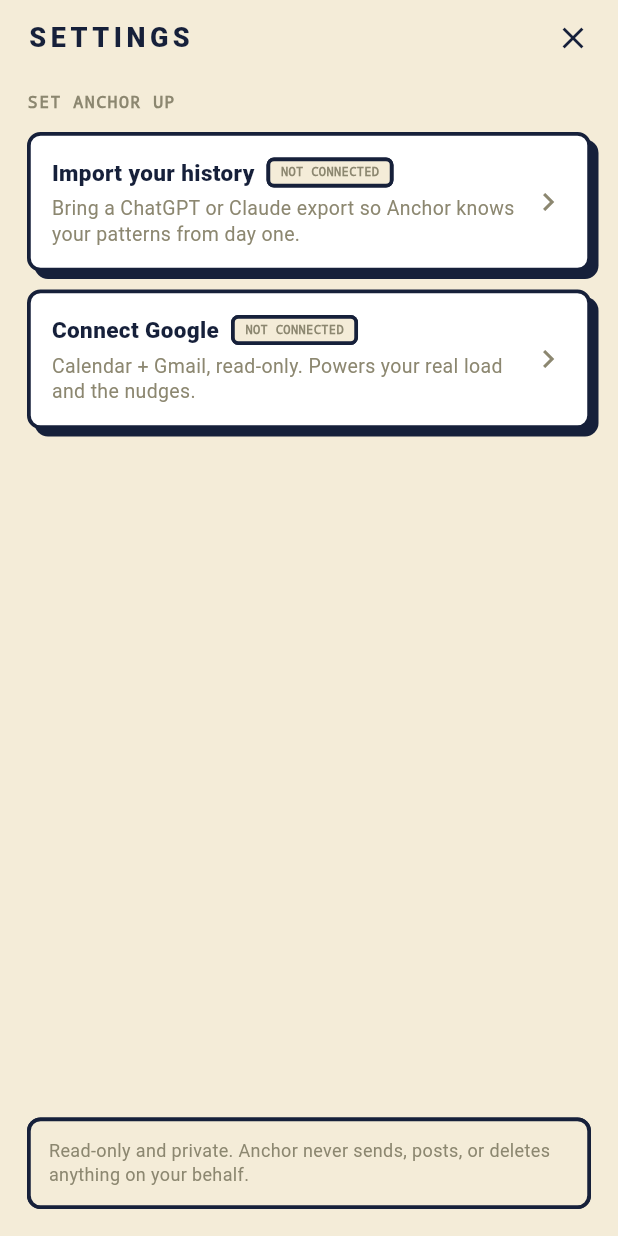
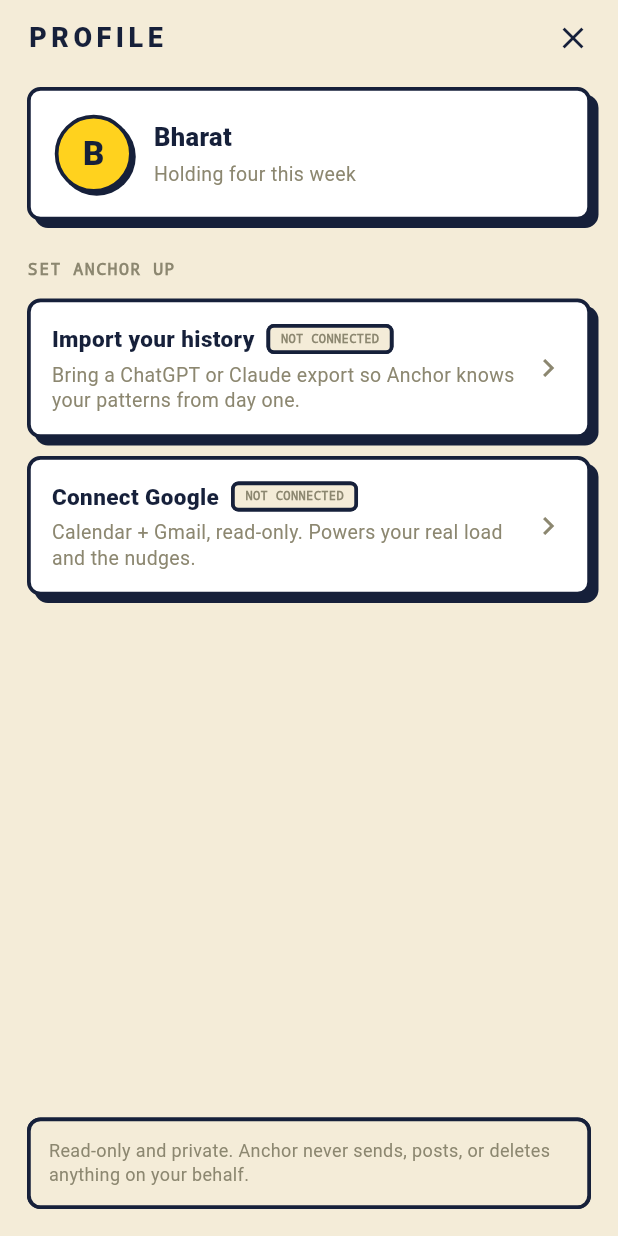
Before and after one commit to mpbharat/Anchor, a Flutter app: the SettingsScreen screen opened directly, on a phone screen of 412 x 824 dp. Run offline on Flutter 3.47's test engine with Material 3 defaults, Android fonts, the phone set to English and light mode, and no system bars; missing offline and left inert: flutter_webrtc; network calls fail.

Commit message:
Rework Talk chrome: Voice in the input bar, Profile in the header, + on Focus
- Bottom input bar: the + is now the Voice (live call) button, one tap
  from the keyboard.
- Talk header: the voice icon is now a Profile button that opens the
  Profile screen (identity + Import + Connect Google + privacy).
- Commit (+) moved to the Focus header, where commitments live.
- Settings screen is now a proper Profile screen with an identity block.

```diff
--- a/app/lib/screens/settings_screen.dart
+++ b/app/lib/screens/settings_screen.dart
@@ -56,11 +56,36 @@ class SettingsScreen extends StatelessWidget {
               Row(
                 mainAxisAlignment: MainAxisAlignment.spaceBetween,
                 children: [
-                  const Text('SETTINGS', style: TextStyle(fontWeight: FontWeight.w900, fontSize: 18, letterSpacing: 3)),
+                  const Text('PROFILE', style: TextStyle(fontWeight: FontWeight.w900, fontSize: 18, letterSpacing: 3)),
                   GestureDetector(onTap: () => Navigator.of(context).maybePop(), child: const Icon(Icons.close, color: AnchorColors.ink)),
                 ],
               ),
-              const SizedBox(height: 22),
+              const SizedBox(height: 20),
+              Container(
+                padding: const EdgeInsets.all(16),
+                decoration: AnchorBox.surface(),
+                child: Row(
+                  children: [
+                    Container(
+                      width: 52,
+                      height: 52,
+                      alignment: Alignment.center,
+                      decoration: AnchorBox.surface(bg: AnchorColors.energy, radius: 26, shadow: 2),
+                      child: const Text('B', style: TextStyle(fontWeight: FontWeight.w900, fontSize: 22)),
+                    ),
+                    const SizedBox(width: 14),
+                    const Column(
+                      crossAxisAlignment: CrossAxisAlignment.start,
+                      children: [
+                        Text('Bharat', style: TextStyle(fontWeight: FontWeight.w900, fontSize: 17)),
+                        SizedBox(height: 3),
+                        Text('Holding four this week', style: TextStyle(fontSize: 13, color: AnchorColors.dim)),
+                      ],
+                    ),
+                  ],
+                ),
+              ),
+              const SizedBox(height: 24),
               const Text('SET ANCHOR UP',
                   style: TextStyle(fontFamily: 'monospace', fontSize: 11, fontWeight: FontWeight.w800, color: AnchorColors.dim, letterSpacing: 1)),
               const SizedBox(height: 12),
```
Also changed, not shown: app/lib/screens/load_screen.dart (+25 -1 lines), app/lib/screens/talk_screen.dart (+12 -22 lines).
